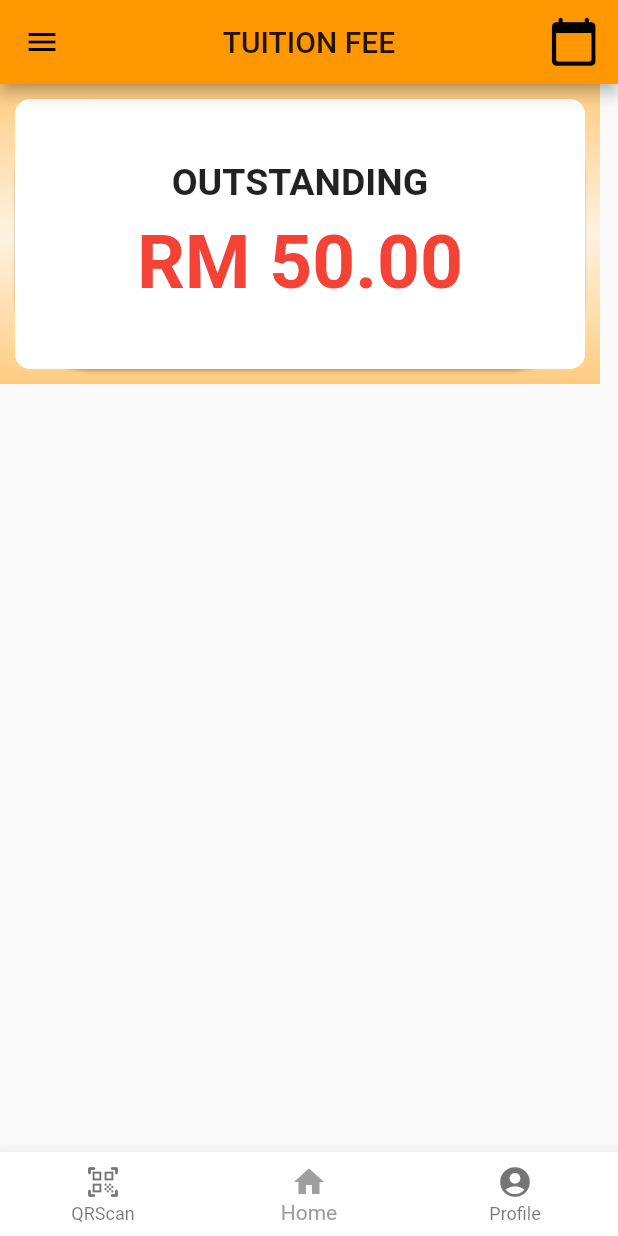
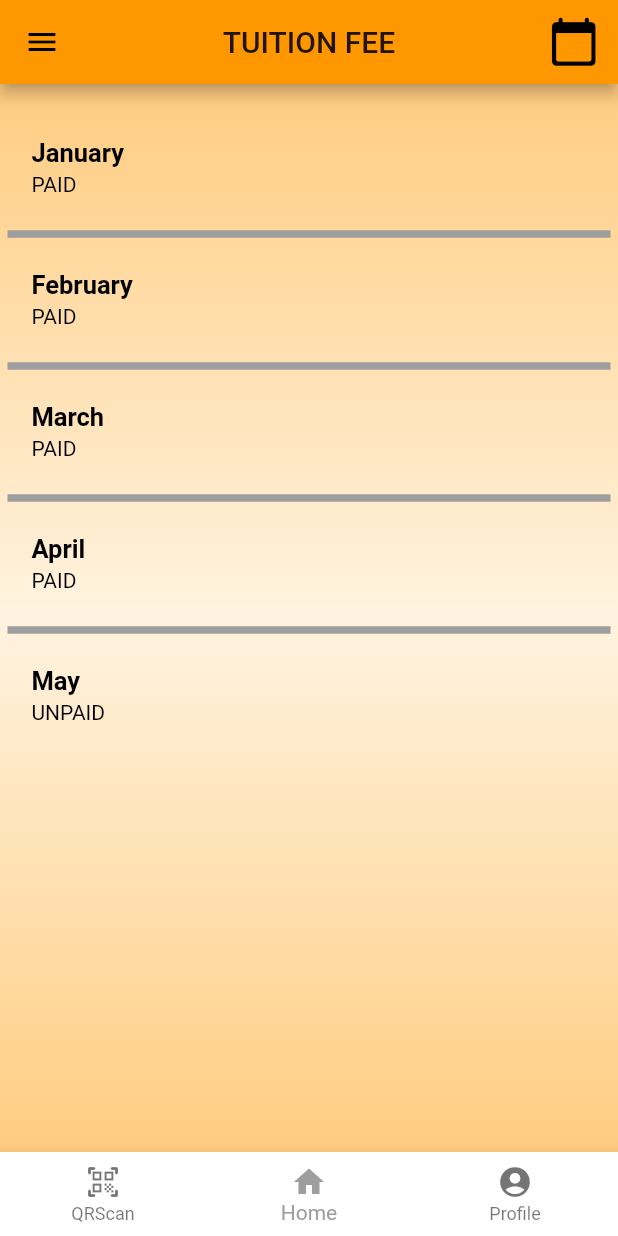
Before and after one commit to TomPY1234/Schoo-Lah_Frontend, a Flutter app: the TuitionFeeScreen screen opened by its route, on a phone screen of 412 x 824 dp. Run offline on Flutter 3.47's test engine with Material 2 defaults, Android fonts, the phone set to English and light mode, and no system bars; our stand-ins replace get_it, percent_indicator, splashscreen; accounts and stored records are empty.

Commit message:
Update tuition fee interface

```diff
--- a/lib/models/fees.dart
+++ b/lib/models/fees.dart
@@ -1,7 +1,7 @@
 class Fee {
   String monthFee;
   String date;
-  double amount;
+  var amount;
   String feeStatus;
 
   Fee({this.monthFee, this.date, this.amount, this.feeStatus});
--- a/lib/models/mock_fee.dart
+++ b/lib/models/mock_fee.dart
@@ -5,7 +5,27 @@ List<Fee> mockFee = [
   Fee(
       monthFee: 'January',
       date: '1/1/2021',
-      amount: 2000.00,
+      amount: "2000.00",
+      feeStatus: 'PAID'),
+  Fee(
+      monthFee: 'February',
+      date: '13/2/2021',
+      amount: "2000.00",
+      feeStatus: 'PAID'),
+  Fee(
+      monthFee: 'March',
+      date: '15/3/2021',
+      amount: "2000.00",
+      feeStatus: 'PAID'),
+  Fee(
+      monthFee: 'April',
+      date: '22/4/2021',
+      amount: "2000.00",
+      feeStatus: 'PAID'),
+  Fee(
+      monthFee: 'May',
+      date: '13/5/2021',
+      amount: "2000.00",
       feeStatus: 'UNPAID'),
 ];
 
--- a/lib/studentScreens/tuitionfee.dart
+++ b/lib/studentScreens/tuitionfee.dart
@@ -1,6 +1,9 @@
 import 'package:flutter/material.dart';
 import 'package:provider/provider.dart';
 import 'package:schoolah_mobile_app/models/fees.dart';
+import 'package:schoolah_mobile_app/services/fee_data_service.dart';
+
+import '../dependencies.dart';
 
 class TuitionFeeScreen extends StatefulWidget {
   @override
@@ -10,11 +13,14 @@ class TuitionFeeScreen extends StatefulWidget {
 class _TuitionFeeState extends State<TuitionFeeScreen> {
   int _selectedIndex = 1;
   List<Fee> fees;
+
   void _onItemTapped(int index) {
     if (index == 0) {
       setState(() {
         _selectedIndex = index;
       });
+      Navigator.pushNamed(
+          context, '/studentprofile'); //supposedly qrcode interface
     } else if (index == 1) {
       setState(() {
         _selectedIndex = index;
@@ -30,6 +36,20 @@ class _TuitionFeeState extends State<TuitionFeeScreen> {
 
   @override
   Widget build(BuildContext context) {
+    final FeeDataService feeDataService = service();
+
+    return FutureBuilder<List<Fee>>(
+        future: feeDataService.getFeeList(),
+        builder: (context, snapshot) {
+          if (snapshot.hasData) {
+            fees = snapshot.data;
+            return _buildMainScreen();
+          }
+          return _buildFetchingDataScreen();
+        });
+  }
+
+  Scaffold _buildMainScreen() {
     final changeModeNotifier = Provider.of<ValueNotifier<bool>>(context);
 
     return Scaffold(
@@ -55,15 +75,37 @@ class _TuitionFeeState extends State<TuitionFeeScreen> {
             end: Alignment.bottomCenter,
           ),
         ),
-        child: SingleChildScrollView(
-          child: Column(
-            children: <Widget>[
-              topArea(),
-              //      displayFeeList(),
-            ],
+        //child: SingleChildScrollView(
+        // child: Column(
+        //   // children: <Widget>[
+        //   //   topArea(),
+        //   //   feeItems(fees),
+        //   // ],
+
+        // ),
+
+        child: ListView.separated(
+          itemCount: fees.length,
+          separatorBuilder: (context, index) => Divider(
+            color: Colors.grey,
+            thickness: 5.0,
+          ),
+          padding:
+              EdgeInsets.only(top: 20.0, bottom: 20.0, left: 5.0, right: 5.0),
+          itemBuilder: (context, index) => ListTile(
+            tileColor: Colors.white,
+            //leading: Image.asset(books[index].image),
+            title: Text(fees[index].monthFee,
+                style: TextStyle(
+                    color: Colors.black,
+                    fontWeight: FontWeight.bold,
+                    fontSize: 17.0)),
+            subtitle: Text(fees[index].feeStatus,
+                style: TextStyle(color: Colors.black)),
           ),
         ),
       ),
+      //),
       bottomNavigationBar: BottomNavigationBar(
         backgroundColor: Colors.white,
         items: const <BottomNavigationBarItem>[
@@ -106,6 +148,21 @@ class _TuitionFeeState extends State<TuitionFeeScreen> {
       ),
     );
   }
+
+  Scaffold _buildFetchingDataScreen() {
+    return Scaffold(
+      body: Center(
+        child: Column(
+          mainAxisAlignment: MainAxisAlignment.center,
+          children: <Widget>[
+            CircularProgressIndicator(),
+            SizedBox(height: 50),
+            Text('Fetching books... Please wait'),
+          ],
+        ),
+      ),
+    );
+  }
 }
 
 Card topArea() => Card(
@@ -139,63 +196,60 @@ Card topArea() => Card(
       ),
     );
 
-//FIKRI FEE TOUCHUP
-/*Container displayFeeList(List<Fee> fees
-    {Color oddColor = Colors.white}) {
-  return Container(
-    decoration: BoxDecoration(color: oddColor),
-    padding: EdgeInsets.only(top: 20.0, bottom: 20.0, left: 5.0, right: 5.0),
-    child: Column(
-      children: <Widget>[
-        Row(
-          mainAxisAlignment: MainAxisAlignment.spaceBetween,
-          children: <Widget>[
-            Text(fees[].monthFee, style: TextStyle(fontSize: 16.0)),
-            Text(date, style: TextStyle(fontSize: 16.0)),
-          ],
-        ),
-        SizedBox(height: 10.0),
-        Row(
-            mainAxisAlignment: MainAxisAlignment.spaceBetween,
-            children: <Widget>[
-              Text(feeStatus,
-                  style: TextStyle(color: Colors.grey, fontSize: 14.0)),
-              Container(
-                decoration: BoxDecoration(
-                  gradient: LinearGradient(
-                    colors: [
-                      Colors.orange[200],
-                      Colors.orange[50],
-                      Colors.orange[200],
-                    ],
-                    begin: Alignment.topCenter,
-                    end: Alignment.bottomCenter,
-                  ),
-                ),
-                child: ListView.separated(
-                  itemCount: fees.length,
-                  separatorBuilder: (context, index) => Divider(
-                    color: Colors.black,
-                    thickness: 5.0,
-                  ),
-                  itemBuilder: (context, index) => ListTile(
-                    tileColor: Colors.deepOrange[700],
-                    title: Text(fees[index].monthFee,
-                        style: TextStyle(
-                            color: Colors.white,
-                            fontWeight: FontWeight.bold,
-                            fontSize: 17.0)),
-                    subtitle: Text('RM ${fees[index].amount}',
-                        style: TextStyle(color: Colors.white)),
-                    onTap: () {},
-                  ),
-                ),
-              ),
-            ]),
-      ],
-    ),
-  );
-}*/
+// Container feeItems(List<Fee> fees) {
+//   return Container(
+//     decoration: BoxDecoration(),
+//     padding: EdgeInsets.only(top: 20.0, bottom: 20.0, left: 5.0, right: 5.0),
+//     child: Column(
+//       children: <Widget>[
+//         ListView.separated(
+//           itemCount: fees.length,
+//           separatorBuilder: (context, index) => Divider(
+//             color: Colors.black,
+//             thickness: 5.0,
+//           ),
+//           itemBuilder: (context, index) => ListTile(
+//             tileColor: Colors.deepOrange[700],
+//             //leading: Image.asset(fees[index].image),
+//             title: Text(fees[index].monthFee,
+//                 style: TextStyle(
+//                     color: Colors.white,
+//                     fontWeight: FontWeight.bold,
+//                     fontSize: 17.0)),
+//             subtitle:
+//                 Text(fees[index].date, style: TextStyle(color: Colors.white)),
+//             onTap: () {},
+//           ),
+//         )
+//         // Row(
+//         //   mainAxisAlignment: MainAxisAlignment.spaceBetween,
+//         //   children: <Widget>[
+//         //     Text(item, style: TextStyle(fontSize: 16.0)),
+//         //     Text(charge, style: TextStyle(fontSize: 16.0)),
+//         //   ],
+//         // ),
+//         // SizedBox(height: 10.0),
+//         // Row(
+//         //   mainAxisAlignment: MainAxisAlignment.spaceBetween,
+//         //   children: <Widget>[
+//         //     Text(dateString,
+//         //         style: TextStyle(color: Colors.grey, fontSize: 14.0)),
+//         //     Text(status, style: TextStyle(color: Colors.grey, fontSize: 14.0)),
+//         //],
+//         // ),
+//       ],
+//     ),
+//   );
+// }
+
+// displayFeeList(List<Fee> fees) {
+//   return Container(
+//     margin: EdgeInsets.all(15.0),
+//     child: Column(children: <Widget>[
+//       feeItems(fees),
+//     ]),
+//   );
+// }
 
 /*
 Container(
```
